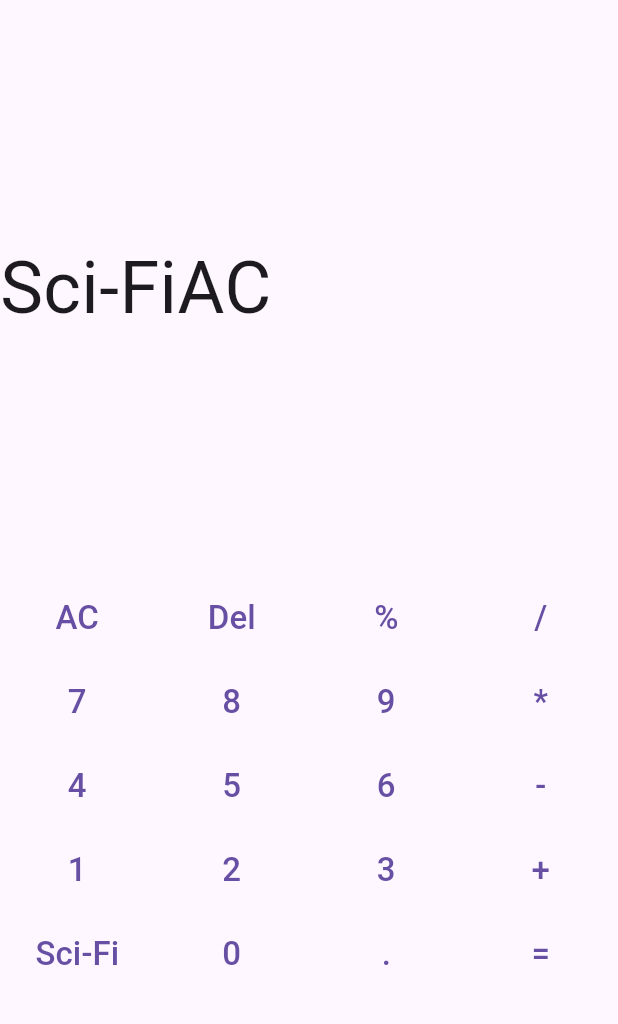
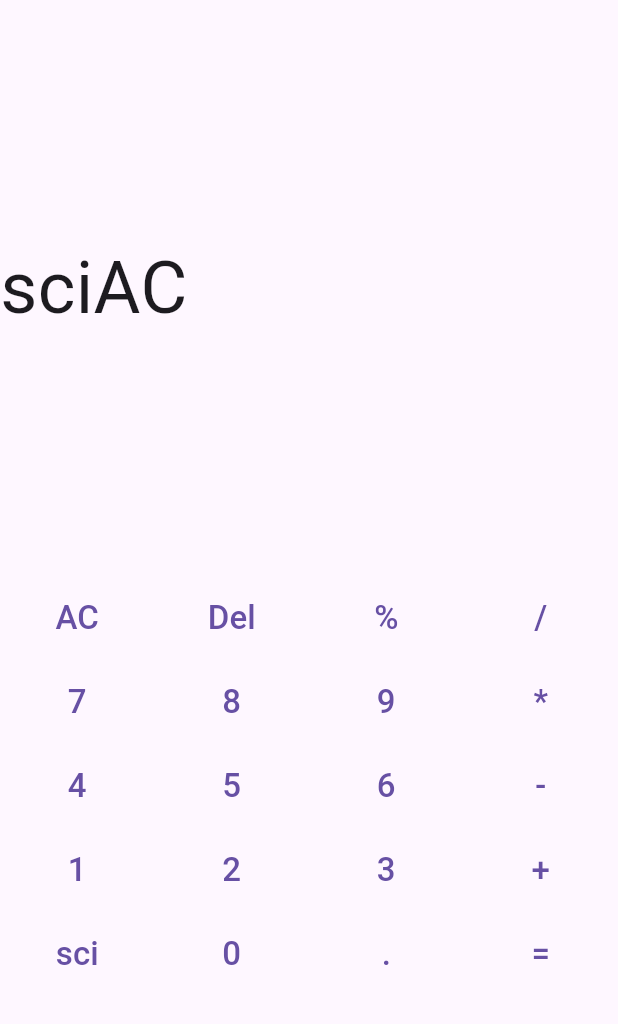
Before and after one commit to RameshMailan/scientific_calculator, a Flutter app: the screen it shows after launch, after a tap on "AC", on a phone screen of 412 x 824 dp, the part 84-1108 px from its top. Run offline on Flutter 3.47's test engine with Material 3 defaults, Android fonts, the phone set to English and light mode, and no system bars.

Commit message:
Initial Thrice

```diff
--- a/lib/screens/calculator_screen.dart
+++ b/lib/screens/calculator_screen.dart
@@ -9,9 +9,13 @@ class CalculatorScreen extends StatefulWidget {
 
 class _CalculatorScreenState extends State<CalculatorScreen> {
   String _display = "0";
+  final List<Widget> _buttons = [];
 
   void _buttonPressed(String text) {
     setState(() {
+      if (text == "sci") {
+        _addButton();
+      }
       if (text == "C") {
         _display = "0";
       } else if (text == "=") {
@@ -33,6 +37,22 @@ class _CalculatorScreenState extends State<CalculatorScreen> {
   double _evaluateExpression(String expression) {
     // Simple evaluation; consider using a package for more complex expression
     return double.parse(expression);
+  }
+
+  void _addButton() {
+    // ignore: unused_element
+    setState() {
+      _buttons.add(
+        Column(
+          children: [
+            _buildButton("Deg"),
+            _buildButton("X!"),
+            _buildButton("1/X"),
+            _buildButton("")
+          ],
+        ),
+      );
+    }
   }
 
   @override
@@ -59,6 +79,7 @@ class _CalculatorScreenState extends State<CalculatorScreen> {
             flex: 1,
             child: Column(
               children: [
+                // _addButton(),
                 Row(
                   children: [
                     _buildButton("AC"),
@@ -93,7 +114,7 @@ class _CalculatorScreenState extends State<CalculatorScreen> {
                 ),
                 Row(
                   children: [
-                    _buildButton("Sci-Fi"),
+                    _buildButton("sci"),
                     _buildButton("0"),
                     _buildButton("."),
                     _buildButton("=")
```
